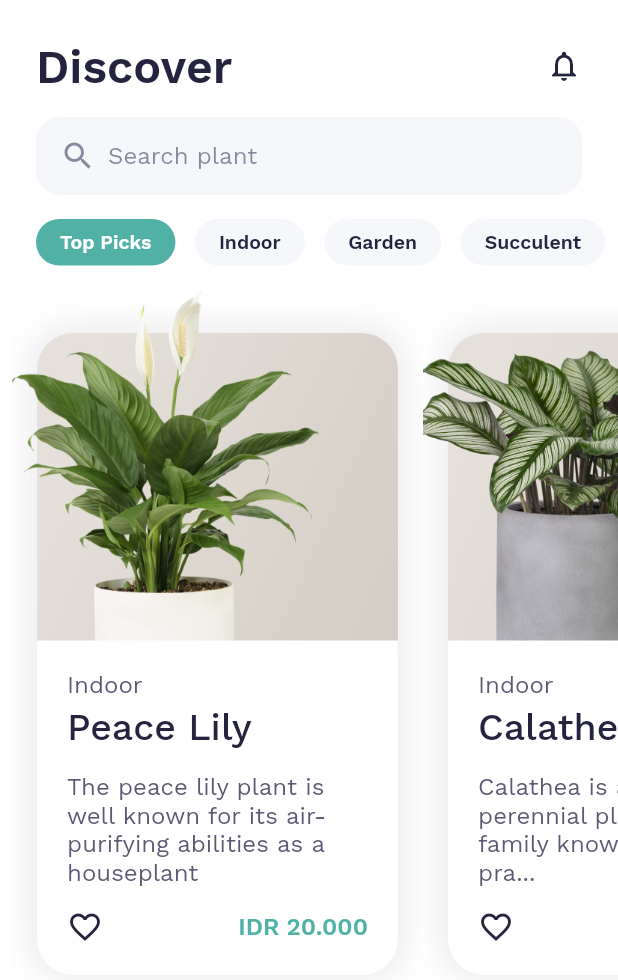
After one commit to Syahro/monstera, a Flutter app: the screen it shows after launch, after a tap on the "arrow forward" icon, on a phone screen of 412 x 824 dp. The commit adds this screen. Shown: the top 980 px of the screen. Run offline on Flutter 3.47's test engine with Material 2 defaults, Android fonts, the phone set to English and light mode, and no system bars; our stand-ins replace google_fonts.

Commit message:
done modified homePage and add some assets or support

```diff
--- /dev/null
+++ b/lib/pages/home_page.dart
@@ -0,0 +1,147 @@
+import 'package:flutter/material.dart';
+import 'package:monstera/theme.dart';
+import 'package:monstera/widget/home_card.dart';
+import 'package:monstera/widget/home_cateogry_bullet.dart';
+
+class HomePage extends StatelessWidget {
+  @override
+  Widget build(BuildContext context) {
+    return Scaffold(
+      backgroundColor: whiteColor,
+      body: SafeArea(
+        child: ListView(
+          children: [
+            Padding(
+              padding: EdgeInsets.only(left: 24, top: 26),
+              child: Column(
+                crossAxisAlignment: CrossAxisAlignment.start,
+                children: [
+                  Padding(
+                    padding: EdgeInsets.only(right: 24),
+                    child: Column(
+                      crossAxisAlignment: CrossAxisAlignment.start,
+                      children: [
+                        Row(
+                          mainAxisAlignment: MainAxisAlignment.spaceBetween,
+                          children: [
+                            Text(
+                              'Discover',
+                              style: headerOneTextStyle.copyWith(
+                                color: darkColor,
+                              ),
+                            ),
+                            Icon(
+                              Icons.notifications_outlined,
+                              color: darkColor,
+                            ),
+                          ],
+                        ),
+                        SizedBox(
+                          height: 16,
+                        ),
+                        Container(
+                          width: double.infinity,
+                          height: 52,
+                          decoration: BoxDecoration(
+                            color: accentColor,
+                            borderRadius: BorderRadius.circular(16),
+                          ),
+                          child: Padding(
+                            padding: EdgeInsets.symmetric(horizontal: 16),
+                            child: Row(
+                              children: [
+                                Icon(
+                                  Icons.search,
+                                  color: subTitleColor.withOpacity(0.7),
+                                ),
+                                SizedBox(
+                                  width: 8,
+                                ),
+                                Text(
+                                  'Search plant',
+                                  style: bodyRegularTextStyle.copyWith(
+                                    color: subTitleColor.withOpacity(0.7),
+                                  ),
+                                ),
+                              ],
+                            ),
+                          ),
+                        ),
+                        SizedBox(
+                          height: 16,
+                        ),
+                      ],
+                    ),
+                  ),
+                  SingleChildScrollView(
+                    scrollDirection: Axis.horizontal,
+                    child: Row(
+                      children: [
+                        HomeCategoryBullet('Top Picks', true),
+                        SizedBox(
+                          width: 13,
+                        ),
+                        HomeCategoryBullet('Indoor', false),
+                        SizedBox(
+                          width: 13,
+                        ),
+                        HomeCategoryBullet('Garden', false),
+                        SizedBox(
+                          width: 13,
+                        ),
+                        HomeCategoryBullet('Succulent', false),
+                        SizedBox(
+                          width: 24,
+                        ),
+                      ],
+                    ),
+                  ),
+                  SizedBox(
+                    height: 4,
+                  ),
+                ],
+              ),
+            ),
+            Padding(
+              padding: EdgeInsets.only(left: 8),
+              child: Column(
+                crossAxisAlignment: CrossAxisAlignment.start,
+                children: [
+                  SingleChildScrollView(
+                    scrollDirection: Axis.horizontal,
+                    child: Row(
+                      children: [
+                        HomeCard(
+                          imageUrl: 'lily.png',
+                          category: 'Indoor',
+                          flowerName: 'Peace Lily',
+                          description:
+                              'The peace lily plant is well known for its air-purifying abilities as a houseplant',
+                          flowerPrice: '20.000',
+                        ),
+                        HomeCard(
+                          imageUrl: 'calathea.png',
+                          category: 'Indoor',
+                          flowerName: 'Calathea',
+                          description:
+                              'Calathea is a species of perennial plant in the family known as the pra...',
+                          flowerPrice: '22.000',
+                        ),
+                        SizedBox(
+                          width: 8,
+                        ),
+                      ],
+                    ),
+                  ),
+                  SizedBox(
+                    height: 50,
+                  ),
+                ],
+              ),
+            ),
+          ],
+        ),
+      ),
+    );
+  }
+}
--- a/lib/pages/on_boarding_page.dart
+++ b/lib/pages/on_boarding_page.dart
@@ -1,4 +1,5 @@
 import 'package:flutter/material.dart';
+import 'package:monstera/pages/home_page.dart';
 import 'package:monstera/theme.dart';
 
 class OnBoardingpage extends StatelessWidget {
@@ -81,9 +82,21 @@ class OnBoardingpage extends StatelessWidget {
                             color: darkColor,
                           ),
                         ),
-                        Icon(
-                          Icons.arrow_forward,
-                          color: primaryColor,
+                        InkWell(
+                          onTap: () {
+                            Navigator.push(
+                              context,
+                              MaterialPageRoute(
+                                builder: (context) {
+                                  return HomePage();
+                                },
+                              ),
+                            );
+                          },
+                          child: Icon(
+                            Icons.arrow_forward,
+                            color: primaryColor,
+                          ),
                         ),
                       ],
                     ),
--- a/lib/theme.dart
+++ b/lib/theme.dart
@@ -15,6 +15,30 @@ Color successColor = Color(0XFF31D0AA);
 Color warningColor = Color(0XFFFFB802);
 Color textDefaultColor = Color(0XFF5A5A75);
 Color subTitleColor = Color(0XFF5A5A75);
+
+LinearGradient lilyGradient = LinearGradient(
+  colors: [Color(0XFFE5E0DA), Color(0XFFD3CCC4)],
+  begin: Alignment.centerLeft,
+  end: Alignment.bottomRight,
+);
+
+LinearGradient calatheaGradient = LinearGradient(
+  colors: [Color(0XFFDAE0E5), Color(0XFFC4C9D3)],
+  begin: Alignment.centerLeft,
+  end: Alignment.bottomRight,
+);
+
+LinearGradient palmGradient = LinearGradient(
+  colors: [Color(0XFFE1E5DA), Color(0XFFCED3C4)],
+  begin: Alignment.centerLeft,
+  end: Alignment.bottomRight,
+);
+
+LinearGradient pothosGradient = LinearGradient(
+  colors: [Color(0XFFE5DADF), Color(0XFFCEBCBF)],
+  begin: Alignment.centerLeft,
+  end: Alignment.bottomRight,
+);
 
 TextStyle headerOneTextStyle = GoogleFonts.workSans(
   fontSize: 31,
--- /dev/null
+++ b/lib/widget/home_card.dart
@@ -0,0 +1,139 @@
+import 'package:flutter/material.dart';
+
+import '../theme.dart';
+
+class HomeCard extends StatelessWidget {
+  final String imageUrl;
+  final String category;
+  final String flowerName;
+  final String description;
+  final String flowerPrice;
+
+  HomeCard({
+    this.imageUrl,
+    this.category,
+    this.flowerName,
+    this.description,
+    this.flowerPrice,
+  });
+  @override
+  Widget build(BuildContext context) {
+    return Container(
+      height: 508,
+      width: 274,
+      child: Stack(
+        children: [
+          Center(
+            child: Container(
+              height: 426,
+              width: 240.53,
+              decoration: BoxDecoration(
+                borderRadius: BorderRadius.circular(24),
+                boxShadow: [
+                  BoxShadow(
+                    color: darkColor.withOpacity(0.1),
+                    blurRadius: 20,
+                    spreadRadius: 3,
+                    offset: Offset(0, 0),
+                  )
+                ],
+              ),
+              child: Column(
+                children: [
+                  Expanded(
+                    flex: 5,
+                    child: Container(
+                      height: double.infinity,
+                      width: double.infinity,
+                      decoration: BoxDecoration(
+                        gradient: lilyGradient,
+                        borderRadius: BorderRadius.vertical(
+                          top: Radius.circular(24),
+                        ),
+                      ),
+                    ),
+                  ),
+                  Expanded(
+                    flex: 5,
+                    child: Container(),
+                  ),
+                ],
+              ),
+            ),
+          ),
+          Positioned(
+            right: 49.92,
+            top: 7,
+            child: Image.asset(
+              'assets/$imageUrl',
+              width: 251,
+              height: 300,
+            ),
+          ),
+          Positioned(
+            left: 16.73,
+            top: 246,
+            child: Container(
+              height: 223,
+              width: 240.53,
+              decoration: BoxDecoration(
+                color: whiteColor,
+                borderRadius: BorderRadius.vertical(
+                  bottom: Radius.circular(24),
+                ),
+              ),
+              child: Padding(
+                padding: EdgeInsets.all(20),
+                child: Column(
+                  crossAxisAlignment: CrossAxisAlignment.start,
+                  children: [
+                    Text(
+                      category,
+                      style: bodyRegularTextStyle.copyWith(
+                        color: subTitleColor,
+                      ),
+                    ),
+                    SizedBox(
+                      height: 4,
+                    ),
+                    Text(
+                      flowerName,
+                      style: headerTwoTextStyle.copyWith(
+                        color: darkColor,
+                      ),
+                    ),
+                    SizedBox(
+                      height: 16,
+                    ),
+                    Text(
+                      description,
+                      style: bodyRegularTextStyle.copyWith(
+                        color: subTitleColor,
+                      ),
+                    ),
+                    Spacer(),
+                    Row(
+                      mainAxisAlignment: MainAxisAlignment.spaceBetween,
+                      children: [
+                        Icon(
+                          Icons.favorite_border,
+                          color: darkColor,
+                        ),
+                        Text(
+                          'IDR $flowerPrice',
+                          style: bodyBoldTextStyle.copyWith(
+                            color: primaryColor,
+                          ),
+                        ),
+                      ],
+                    )
+                  ],
+                ),
+              ),
+            ),
+          )
+        ],
+      ),
+    );
+  }
+}
--- /dev/null
+++ b/lib/widget/home_cateogry_bullet.dart
@@ -0,0 +1,31 @@
+import 'package:flutter/material.dart';
+
+import '../theme.dart';
+
+class HomeCategoryBullet extends StatelessWidget {
+  final String title;
+  final bool isActive;
+
+  HomeCategoryBullet(
+    this.title,
+    this.isActive,
+  );
+  @override
+  Widget build(BuildContext context) {
+    return Container(
+      padding: EdgeInsets.symmetric(horizontal: 16, vertical: 8),
+      child: Text(
+        title,
+        style: bodyBoldTextStyle.copyWith(
+          fontSize: 13,
+          fontWeight: FontWeight.w600,
+          color: isActive ? whiteColor : darkColor,
+        ),
+      ),
+      decoration: BoxDecoration(
+        color: isActive ? primaryColor : accentColor,
+        borderRadius: BorderRadius.circular(24),
+      ),
+    );
+  }
+}
```
Also changed, not shown: assets/calathea.png (added), assets/lily.png (added).
